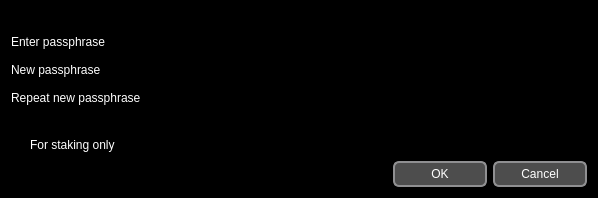
First picture: the form in src/qt/forms/askpassphrasedialog.ui, repository camorracoin/camorracoin, before the edit.
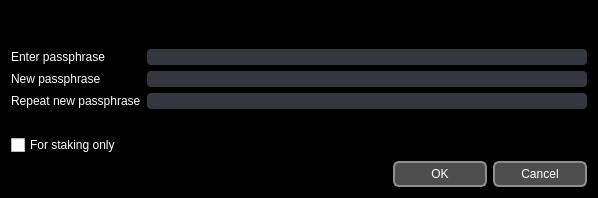
Second picture: the form after the edit. Icons and pictures are not drawn.

Diff of the .ui file:
```diff
--- a/src/qt/forms/askpassphrasedialog.ui
+++ b/src/qt/forms/askpassphrasedialog.ui
@@ -141,6 +141,17 @@
      </item>
      <item row="0" column="1">
       <widget class="QLineEdit" name="passEdit1">
+       <property name="styleSheet">
+        <string notr="true">QLineEdit {
+	background-color: #34373E;
+	color: #FFFFFF;
+	border: 1px solid #FFFFFFF;
+	border-radius: 4px;
+}
+QLineEdit:hover {
+	background-color: #676A71;
+}</string>
+       </property>
        <property name="echoMode">
         <enum>QLineEdit::Password</enum>
        </property>
@@ -155,6 +166,17 @@
      </item>
      <item row="1" column="1">
       <widget class="QLineEdit" name="passEdit2">
+       <property name="styleSheet">
+        <string notr="true">QLineEdit {
+	background-color: #34373E;
+	color: #FFFFFF;
+	border: 1px solid #FFFFFFF;
+	border-radius: 4px;
+}
+QLineEdit:hover {
+	background-color: #676A71;
+}</string>
+       </property>
        <property name="echoMode">
         <enum>QLineEdit::Password</enum>
        </property>
@@ -169,6 +191,17 @@
      </item>
      <item row="2" column="1">
       <widget class="QLineEdit" name="passEdit3">
+       <property name="styleSheet">
+        <string notr="true">QLineEdit {
+	background-color: #34373E;
+	color: #FFFFFF;
+	border: 1px solid #FFFFFFF;
+	border-radius: 4px;
+}
+QLineEdit:hover {
+	background-color: #676A71;
+}</string>
+       </property>
        <property name="echoMode">
         <enum>QLineEdit::Password</enum>
        </property>
@@ -201,6 +234,39 @@
        <property name="toolTip">
         <string>Serves to disable the trivial sendmoney when OS account compromised. Provides no real security.</string>
        </property>
+       <property name="styleSheet">
+        <string notr="true">QAbstractButton {
+	color: #FFFFFF;
+}
+QCheckBox {
+	color: #FFFFFF;
+}
+QAbstractButton::indicator {
+	border: 1px solid #FFFFFF;
+	border-image: url(:/images/checkbox_unchecked) 0 0 0 0 stretch stretch;
+	background-position: 0px 0px;
+ }
+QCheckBox::indicator:unchecked {
+	border: 1px solid #FFFFFF;
+	border-image: url(:/images/checkbox_unchecked) 0 0 0 0 stretch stretch;
+	background-position: 0px 0px;
+ }
+QCheckBox::indicator {
+	border: 1px solid #FFFFFF;
+	border-image: url(:/images/checkbox_unchecked) 0 0 0 0 stretch stretch;
+	background-position: 0px 0px;
+ }
+QCheckBox::indicator:unchecked {
+	border: 1px solid #FFFFFF;
+	border-image: url(:/images/checkbox_unchecked) 0 0 0 0 stretch stretch;
+	background-position: 0px 0px;
+ }
+QCheckBox::indicator:checked {
+	border: 1px solid #FFFFFF;
+	border-image: url(:/images/checkbox_checked) 0 0 0 0 stretch stretch;
+	background-position: 0px 0px;
+ }</string>
+       </property>
        <property name="text">
         <string>For staking only</string>
        </property>
```
